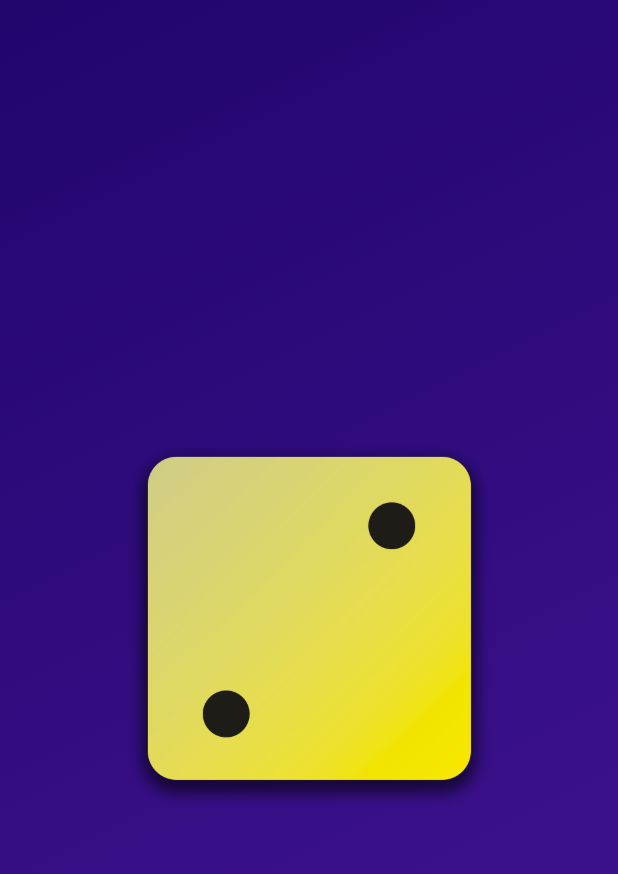
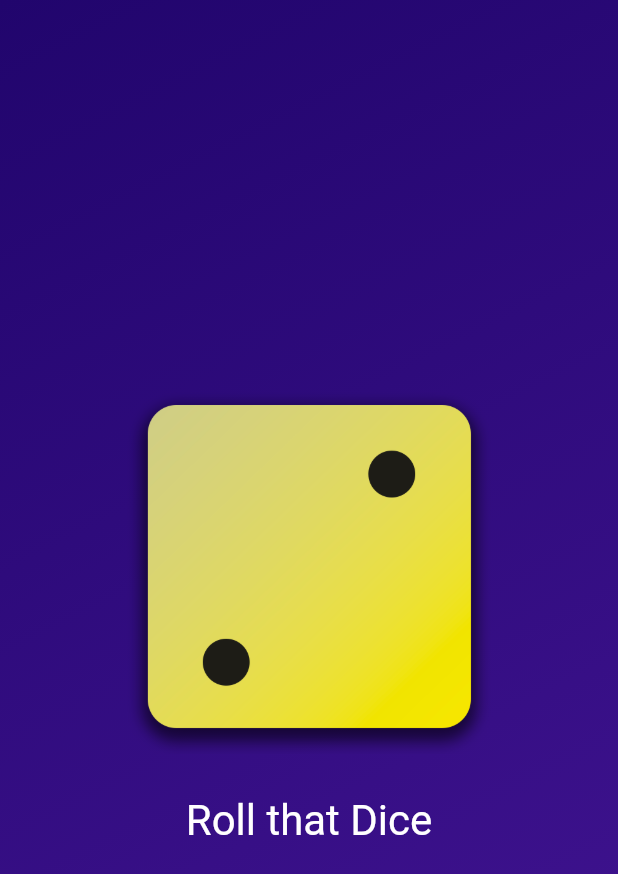
Before and after one commit to flutter-development-rboriba/first_app, a Flutter app: the screen it shows after launch, on a phone screen of 412 x 824 dp. Shown: the top 874 px of the screen. Run offline on Flutter 3.47's test engine with Material 3 defaults, Android fonts, the phone set to English and light mode, and no system bars.

Commit message:
12 Styling Buttons

```diff
--- a/lib/gradient_container.dart
+++ b/lib/gradient_container.dart
@@ -1,6 +1,4 @@
 import 'package:flutter/material.dart';
-
-import 'package:firstapp/style_text.dart';
 
 const startAlignment = Alignment.topLeft;
 const endAlignment = Alignment.bottomRight;
@@ -10,6 +8,12 @@ class GradientContainer extends StatelessWidget {
   final Color color2;
 
   const GradientContainer(this.color1, this.color2, {super.key});
+
+  const GradientContainer.purple({super.key})
+      : color1 = Colors.deepPurple,
+        color2 = Colors.indigo;
+
+  void rollDice() {}
 
   @override
   Widget build(context) {
@@ -21,9 +25,22 @@ class GradientContainer extends StatelessWidget {
           end: endAlignment,
         )),
         child: Center(
-            child: Image.asset(
-          'assets/images/dice-2.png',
-          width: 250,
+            child: Column(
+          mainAxisSize: MainAxisSize.min,
+          children: [
+            Image.asset(
+              'assets/images/dice-2.png',
+              width: 250,
+            ),
+            const SizedBox(height: 20),
+            TextButton(
+              onPressed: rollDice,
+              style: TextButton.styleFrom(
+                  foregroundColor: Colors.white,
+                  textStyle: const TextStyle(fontSize: 28)),
+              child: const Text('Roll that Dice'),
+            )
+          ],
         )));
   }
 }
--- a/lib/style_text.dart
+++ b/lib/style_text.dart
@@ -1,9 +1,9 @@
 import 'package:flutter/material.dart';
 
 class StyledText extends StatelessWidget {
+  final String text;
+
   const StyledText(this.text, {super.key});
-
-  final String text;
 
   @override
   Widget build(context) {
```
